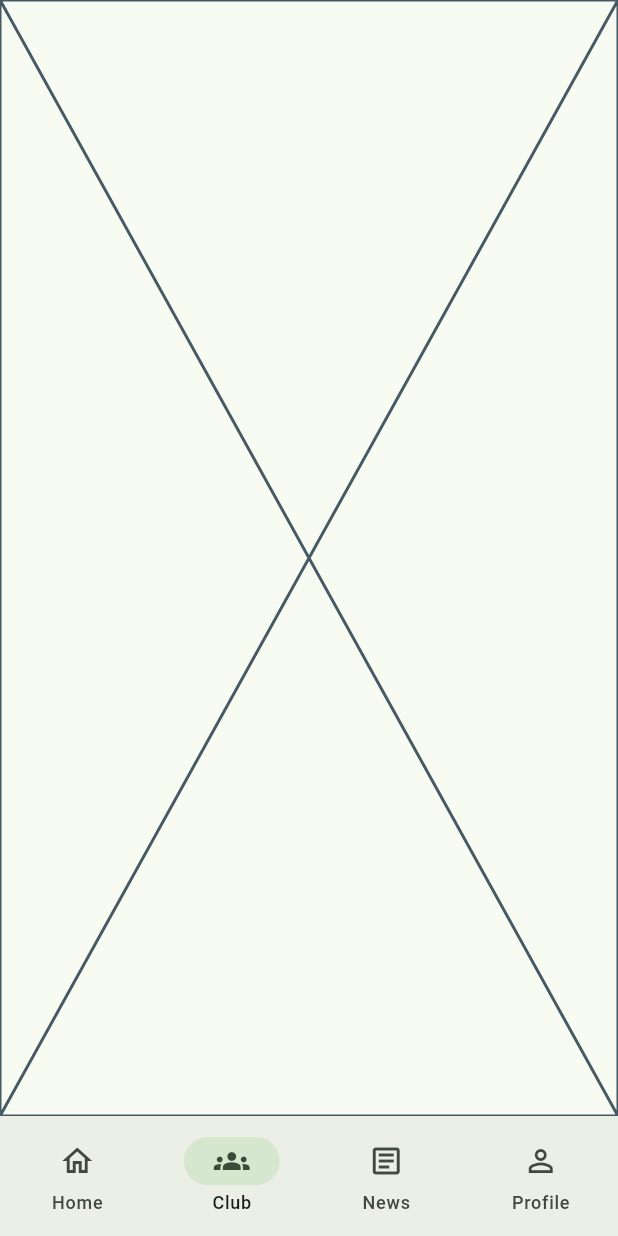
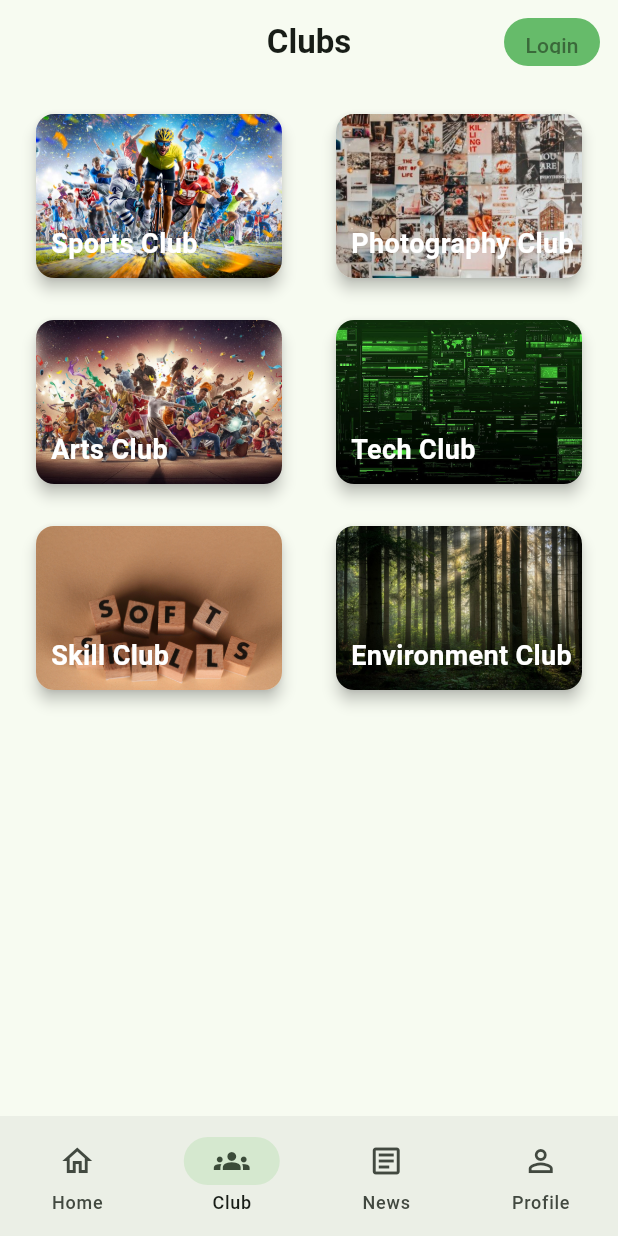
Before and after one commit to NAVEENEK/student-credit-system, a Flutter app: the screen it shows after launch, item 2 of the bottom bar chosen, on a phone screen of 412 x 824 dp. Run offline on Flutter 3.47's test engine with Material 3 defaults, Android fonts, the phone set to English and light mode, and no system bars; network calls fail.

Commit message:
completed club page

```diff
--- /dev/null
+++ b/lib/models/club_data.dart
@@ -0,0 +1,10 @@
+class Club {
+  final String name;
+  final String imagePath;
+
+  Club({
+    required this.name,
+    required this.imagePath,
+
+  });
+}
--- /dev/null
+++ b/lib/screens/club.dart
@@ -0,0 +1,44 @@
+import 'package:credit_point_system/models/club_data.dart';
+import 'package:credit_point_system/widget/club_box.dart';
+import 'package:credit_point_system/widget/common_appbar.dart';
+import 'package:flutter/material.dart';
+
+class clubPage extends StatelessWidget {
+   clubPage({super.key});
+
+  final List<Club> clubs=[
+    Club(name:"Sports Club", imagePath:'assets/sports.jpg'),
+    Club(name: 'Photography Club', imagePath: 'assets/photo.jpg'),
+    Club(name: 'Arts Club', imagePath: 'assets/arts.jpg'),
+    Club(name: 'Tech Club', imagePath: 'assets/tech.jpg'),
+    Club(name: 'Skill Club', imagePath: 'assets/skill.jpg'),
+    Club(name: 'Environment Club', imagePath: 'assets/environment.jpg')
+  ];
+
+
+
+  @override
+  Widget build(BuildContext context) {
+    return Scaffold(
+      appBar: CommonAppbar(
+        title: "Clubs",
+        islogged: false
+        ),
+        body: GridView.builder(
+          physics: BouncingScrollPhysics(),
+          padding: EdgeInsets.all(12),
+          itemCount: 6,
+          gridDelegate: SliverGridDelegateWithFixedCrossAxisCount(
+            crossAxisCount: 2,
+            crossAxisSpacing: 12,
+            mainAxisSpacing: 12,
+            childAspectRatio: 1.5
+            ),
+          itemBuilder: (context,index){
+            return ClubBox(clubs:clubs[index]);
+
+          }
+          )
+    );
+  }
+}
--- /dev/null
+++ b/lib/screens/club_events.dart
@@ -0,0 +1,12 @@
+import 'package:flutter/material.dart';
+
+class ClubEvents extends StatelessWidget {
+  const ClubEvents({super.key});
+
+  @override
+  Widget build(BuildContext context) {
+    return Scaffold(
+      appBar: AppBar(title: Text('this club events'),),
+    );
+  }
+}
--- a/lib/screens/enroll_page.dart
+++ b/lib/screens/enroll_page.dart
@@ -7,18 +7,15 @@ class EnrollPage extends StatefulWidget {
   State<EnrollPage> createState() => _EnrollPageState();
 }
 
-
 class _EnrollPageState extends State<EnrollPage> {
-
-  final _formKey=GlobalKey<FormState>();
-  final TextEditingController _namecontroller=TextEditingController();
+  final _formKey = GlobalKey<FormState>();
+  final TextEditingController _namecontroller = TextEditingController();
   String? _selectSem;
   String? _selectDepartment;
   String? _selectGender;
 
-
   @override
-void dispose(){
+  void dispose() {
     _namecontroller.dispose();
     super.dispose();
   }
@@ -26,9 +23,7 @@ void dispose(){
   @override
   Widget build(BuildContext context) {
     return Dialog(
-      shape: RoundedRectangleBorder(
-        borderRadius: BorderRadius.circular(20)
-      ),
+      shape: RoundedRectangleBorder(borderRadius: BorderRadius.circular(20)),
       child: Padding(
         padding: EdgeInsets.all(20),
         child: Form(
@@ -36,142 +31,140 @@ void dispose(){
           child: Column(
             mainAxisSize: MainAxisSize.min,
             children: [
-
               const Text(
                 'Enroll to Event',
-                style: TextStyle(
-                  fontSize: 20,
-                  fontWeight: FontWeight.bold
-                ),
+                style: TextStyle(fontSize: 20, fontWeight: FontWeight.bold),
               ),
 
-                const SizedBox(height: 20,),
+              const SizedBox(height: 20),
 
               TextFormField(
                 controller: _namecontroller,
                 decoration: const InputDecoration(
-                    label:Text("full name"),
-                    border: OutlineInputBorder()
+                  label: Text("full name"),
+                  border: OutlineInputBorder(),
                 ),
-                  validator: (value){
-                    if(value==null||value.isEmpty){
+                validator: (value) {
+                  if (value == null || value.isEmpty) {
                     return "This field is required";
                   }
                   return null;
                 },
               ),
 
-                const SizedBox(height: 8,),
+              const SizedBox(height: 8),
 
               DropdownButtonFormField<String>(
                 value: _selectSem,
                 decoration: const InputDecoration(
-                    labelText:"Semester" ,
-                    border: OutlineInputBorder()
+                  labelText: "Semester",
+                  border: OutlineInputBorder(),
                 ),
 
-                  items: ["sem 1","sem 2","sem 3","sem 4","sem 5","sem 6","sem 7","sem 8"]
-                  .map((sem)=>DropdownMenuItem<String>(
+                items:
+                    [
+                          "sem 1",
+                          "sem 2",
+                          "sem 3",
+                          "sem 4",
+                          "sem 5",
+                          "sem 6",
+                          "sem 7",
+                          "sem 8",
+                        ]
+                        .map(
+                          (sem) => DropdownMenuItem<String>(
                             value: sem,
                             child: Text(sem),
-                  )
+                          ),
                         )
                         .toList(),
-                  onChanged: (value){
+                onChanged: (value) {
                   setState(() {
-                      _selectSem=value;
+                    _selectSem = value;
                   });
                 },
-                  validator: (value)=>
-                  value == null?"Select semester":null,
+                validator: (value) => value == null ? "Select semester" : null,
               ),
 
-                const SizedBox(height: 8,),
+              const SizedBox(height: 8),
 
               DropdownButtonFormField(
                 value: _selectDepartment,
                 decoration: InputDecoration(
                   label: Text("Department"),
-                    border: OutlineInputBorder()
+                  border: OutlineInputBorder(),
                 ),
 
-                  items: ["IT","CSE","MECH","EC","EEE","CE"]
-                  .map((dep)=>DropdownMenuItem<String>(
-                    value:dep,
+                items: ["IT", "CSE", "MECH", "EC", "EEE", "CE"]
+                    .map(
+                      (dep) => DropdownMenuItem<String>(
+                        value: dep,
                         child: Text(dep),
-                    )
+                      ),
                     )
                     .toList(),
 
-                  onChanged: (value){
+                onChanged: (value) {
                   setState(() {
-                      _selectDepartment=value;
+                    _selectDepartment = value;
                   });
                 },
-                  validator: (value)=>
-                  value==null ? "select Department":null,
+                validator: (value) =>
+                    value == null ? "select Department" : null,
               ),
 
-                  const SizedBox(height: 8,),
+              const SizedBox(height: 8),
 
               RadioListTile(
                 title: Text("Male"),
                 value: "Male",
                 groupValue: _selectGender,
-                   onChanged: (value){
+                onChanged: (value) {
                   setState(() {
-                      _selectGender=value;
+                    _selectGender = value;
                   });
-                   }
+                },
               ),
 
               RadioListTile(
                 title: Text("Female"),
                 value: "Female",
                 groupValue: _selectGender,
-                    onChanged: (value){
+                onChanged: (value) {
                   setState(() {
-                        _selectGender=value;
+                    _selectGender = value;
                   });
-                    }
+                },
               ),
 
-
-
-                const SizedBox(height: 15,),
+              const SizedBox(height: 15),
 
               Row(
                 mainAxisAlignment: MainAxisAlignment.center,
                 children: [
                   ElevatedButton(
-                      onPressed: (){
-                        if(_formKey.currentState!.validate()){
+                    onPressed: () {
+                      if (_formKey.currentState!.validate()) {
                         print("enrolled");
                         Navigator.pop(context);
                       }
-
                     },
-                      child: Text("Enroll")
+                    child: Text("Enroll"),
                   ),
-                     SizedBox(width: 20,),
+                  SizedBox(width: 20),
                   ElevatedButton(
-                      onPressed: (){
+                    onPressed: () {
                       Navigator.pop(context);
                     },
-                      child: Text("Cancel")
-                      )
+                    child: Text("Cancel"),
+                  ),
                 ],
-                )
-
-
-
-
+              ),
             ],
-
-          )
           ),
         ),
-
+      ),
     );
   }
 }
--- a/lib/screens/event_info_page.dart
+++ b/lib/screens/event_info_page.dart
@@ -67,8 +67,9 @@ class EventinfoPage extends StatelessWidget {
                         ElevatedButton(
                           onPressed: () {
                             showDialog(
-                              context: context, builder: (_)=>EnrollPage()
-                              );
+                              context: context,
+                              builder: (_) => EnrollPage(),
+                            );
                           },
                           child: Text("Enroll"),
                         ),
@@ -78,7 +79,6 @@ class EventinfoPage extends StatelessWidget {
                 ],
               ),
             ),
-
           ],
         ),
       ),
--- /dev/null
+++ b/lib/widget/club_box.dart
@@ -0,0 +1,61 @@
+//this is a resuable code for showing the clubboxs
+
+import 'package:credit_point_system/models/club_data.dart';
+import 'package:credit_point_system/screens/club_events.dart';
+import 'package:flutter/material.dart';
+
+class ClubBox extends StatelessWidget {
+  final Club clubs;
+  const ClubBox({
+    super.key,
+    required this.clubs
+    });
+
+
+  @override
+  Widget build(BuildContext context) {
+    return InkWell(
+      borderRadius: BorderRadius.circular(12),
+      onTap: () {
+        Navigator.push(
+          context,
+          MaterialPageRoute(builder: (_) => ClubEvents()),
+        );
+      },
+      child: Card(
+        shape: RoundedRectangleBorder(
+          borderRadius: BorderRadiusGeometry.circular(12),
+        ),
+        elevation: 4,
+        child: ClipRRect(
+          borderRadius: BorderRadiusGeometry.circular(12),
+          child: Stack(
+            children: [
+              //background image
+              Image.asset(
+                clubs.imagePath,
+                height: double.infinity,
+                width: double.infinity,
+                fit: BoxFit.cover,
+              ),
+
+              //club name
+              Positioned(
+                bottom: 10,
+                left: 10,
+                child: Text(
+                  clubs.name,
+                  style: const TextStyle(
+                    color: Colors.white,
+                    fontSize: 18,
+                    fontWeight: FontWeight.bold,
+                  ),
+                ),
+              ),
+            ],
+          ),
+        ),
+      ),
+    );
+  }
+}
--- a/lib/widget/event_card.dart
+++ b/lib/widget/event_card.dart
@@ -24,7 +24,10 @@ class EventCard extends StatelessWidget {
                 top:Radius.circular(12)
               )
             ),
-            child: Placeholder(),
+            child: Image.network(
+              "https://images.unsplash.com/photo-1506744038136-46273834b3fb",
+              fit: BoxFit.cover,
+            ),
           )
           //add event name and description here
         ],
--- a/lib/widget/select_screen.dart
+++ b/lib/widget/select_screen.dart
@@ -1,3 +1,4 @@
+import 'package:credit_point_system/screens/club.dart';
 import 'package:credit_point_system/screens/home.dart';
 import 'package:flutter/material.dart';
 
@@ -12,9 +13,9 @@ class _SelectScreenState extends State<SelectScreen> {
 
   int selectedIndex=0;
 
-  final List<Widget> pages=const[
+  final List<Widget> pages=[
     HomePage(),
-    Placeholder(),
+    clubPage(),
     Placeholder(),
     Placeholder()
   ];
--- a/pubspec.yaml
+++ b/pubspec.yaml
@@ -52,14 +52,15 @@ dev_dependencies:
 # The following section is specific to Flutter packages.
 flutter:
 
+
   # The following line ensures that the Material Icons font is
   # included with your application, so that you can use the icons in
   # the material Icons class.
   uses-material-design: true
 
   # To add assets to your application, add an assets section, like this:
-  # assets:
-  #   - images/a_dot_burr.jpeg
+  assets:
+     - assets/
   #   - images/a_dot_ham.jpeg
 
   # An image asset can refer to one or more resolution-specific "variants", see
```
Also changed, not shown: assets/arts.jpg (added), assets/environment.jpg (added), assets/photo.jpg (added), assets/skill.jpg (added), assets/sports.jpg (added), assets/tech.jpg (added). Lines whose indentation alone changed are shown as unchanged.
